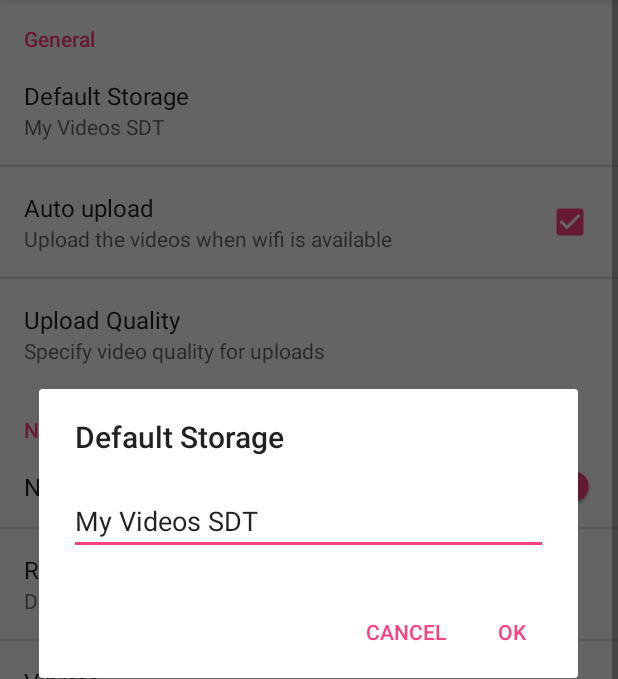
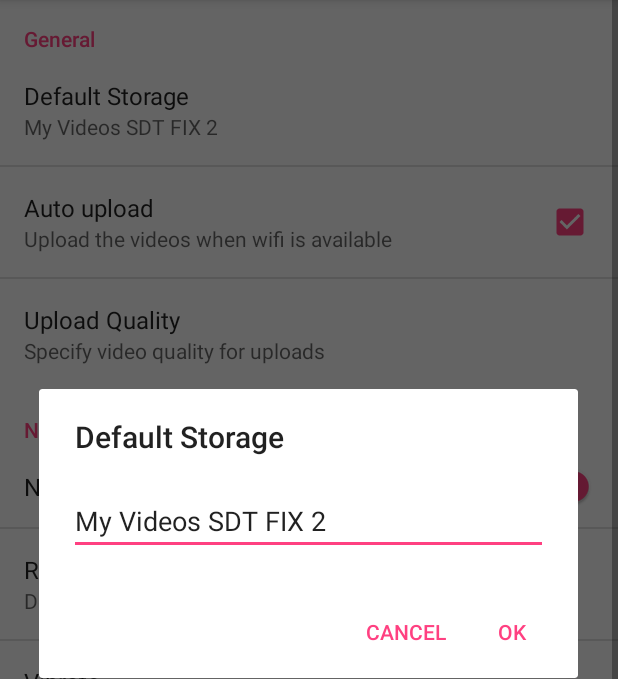
Before and after one commit to Cognac-SDT/Settings, an Android app: the SettingsActivity screen opened directly, with no data from a screen before it, after a tap on "Default Storage", on a phone screen of 412 x 824 dp, the part 84-763 px from its top. Run offline under Robolectric (Android 15) with nearby library versions, the phone set to English and light mode, and no system bars; 1 other tap on this screen came first.

Commit message:
Chinh Sua File String.xml

```diff
--- a/app/src/main/res/values/strings.xml
+++ b/app/src/main/res/values/strings.xml
@@ -6,7 +6,7 @@
     <string name="pref_title_ringtone">Ringtone</string>
     <string name="pref_ringtone_silent">Silent</string>
 
-    <string name="default_gallery_storage">My Videos SDT</string>
+    <string name="default_gallery_storage">My Videos SDT FIX 2</string>
     <string name="title_auto_upload">Auto upload</string>
     <string name="summary_upload_over_wifi">Upload the videos when wifi is available</string>
     <string name="title_upload_quality">Upload Quality</string>
```
